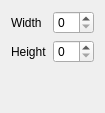
Before: the Qt Designer form YUViewLib/ui/videoHandlerResample.ui in IENT/YUView, drawn with Qt 5.
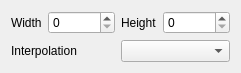
After: the same form once the commit is applied.

Diff of the .ui file:
```diff
--- a/YUViewLib/ui/videoHandlerResample.ui
+++ b/YUViewLib/ui/videoHandlerResample.ui
@@ -6,8 +6,8 @@
    <rect>
     <x>0</x>
     <y>0</y>
-    <width>100</width>
-    <height>113</height>
+    <width>227</width>
+    <height>72</height>
    </rect>
   </property>
   <property name="windowTitle">
@@ -18,8 +18,19 @@
     <layout class="QVBoxLayout" name="topVBoxLayout">
      <item>
       <layout class="QGridLayout" name="gridLayout">
-       <item row="1" column="1">
-        <widget class="QSpinBox" name="spinBoxWidth"/>
+       <item row="1" column="3">
+        <widget class="QSpinBox" name="spinBoxHeight">
+         <property name="maximum">
+          <number>9999999</number>
+         </property>
+        </widget>
+       </item>
+       <item row="1" column="2">
+        <widget class="QLabel" name="labelHeight">
+         <property name="text">
+          <string>Height</string>
+         </property>
+        </widget>
        </item>
        <item row="1" column="0">
         <widget class="QLabel" name="labelWidth">
@@ -28,15 +39,22 @@
          </property>
         </widget>
        </item>
-       <item row="2" column="0">
-        <widget class="QLabel" name="labelHeight">
+       <item row="1" column="1">
+        <widget class="QSpinBox" name="spinBoxWidth">
+         <property name="maximum">
+          <number>9999999</number>
+         </property>
+        </widget>
+       </item>
+       <item row="2" column="0" colspan="2">
+        <widget class="QLabel" name="labelInterpolation">
          <property name="text">
-          <string>Height</string>
+          <string>Interpolation</string>
          </property>
         </widget>
        </item>
-       <item row="2" column="1">
-        <widget class="QSpinBox" name="spinBoxHeight"/>
+       <item row="2" column="2" colspan="2">
+        <widget class="QComboBox" name="comboBoxInterpolation"/>
        </item>
       </layout>
      </item>
```
Left out of the diff: 5 changed lines with no effect on the pictures.
